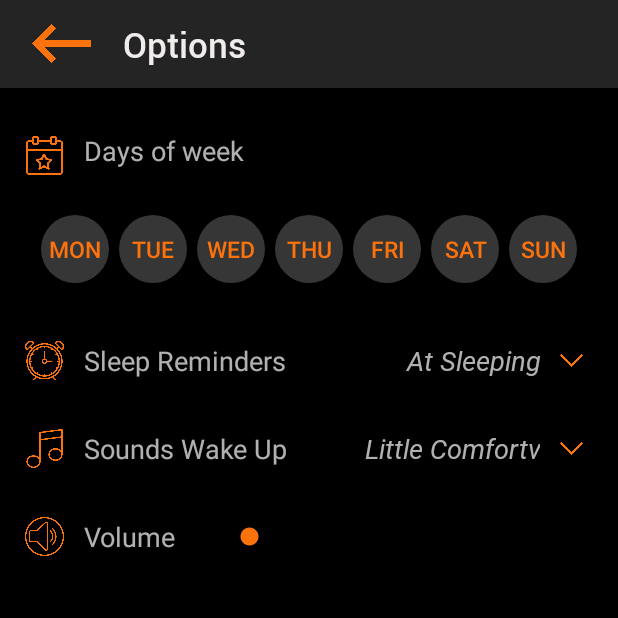
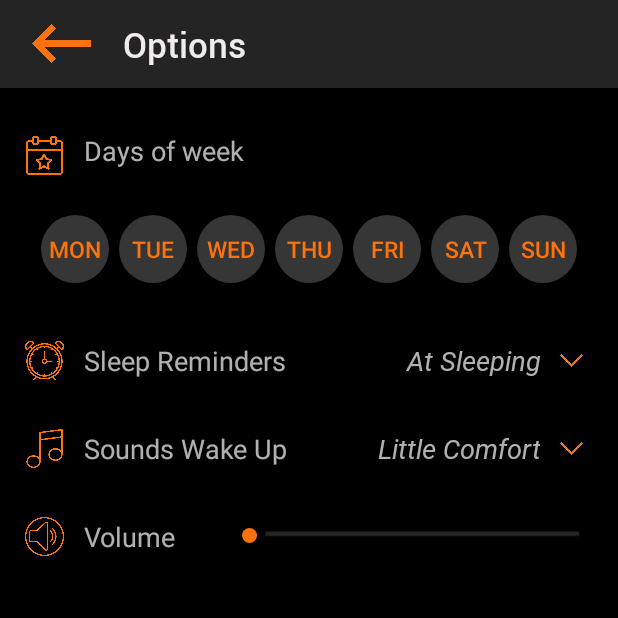
Before and after one commit to phantienthinh/TimeSleep, an Android app: the SettingActivity screen opened directly, with no data from a screen before it, on a phone screen of 412 x 824 dp, the top half of it. Run offline under Robolectric (Android 15) with nearby library versions, the phone set to English and light mode, and no system bars; our stand-ins replace sdp/ssp sizes.

Commit message:
update 8/8/2018

```diff
--- a/app/src/main/java/com/example/tienthinh/timesleep/MainActivity.java
+++ b/app/src/main/java/com/example/tienthinh/timesleep/MainActivity.java
@@ -20,16 +20,17 @@ import android.widget.ImageView;
 import android.widget.TextView;
 import android.widget.Toast;
 
-import com.example.tienthinh.timesleep.recevers.AlarmRecever;
-import com.example.tienthinh.timesleep.recevers.AlarmReceverWakeUp;
 import com.example.tienthinh.timesleep.fragments.FragmentOne;
 import com.example.tienthinh.timesleep.fragments.FragmentThree;
 import com.example.tienthinh.timesleep.fragments.FragmentTwo;
 import com.example.tienthinh.timesleep.models.SharedPreferencesManager;
+import com.example.tienthinh.timesleep.recevers.AlarmRecever;
+import com.example.tienthinh.timesleep.recevers.AlarmReceverWakeUp;
 
 import java.util.Calendar;
 
 public class MainActivity extends AppCompatActivity {
+    private boolean dem;
     long timeMondayWakeUp, timeTuesdayWakeUp, timeWednesdayWakeUp, timeThursdayWakeUp, timeFridayWakeUp, timeSaturdayWakeUp, timeSundayWakeUp;
     private static final String KEYSLEEP = "KEY";
     private static final String KEYSLEEPWAKEUP = "KEYWU";
@@ -126,6 +127,15 @@ public class MainActivity extends AppCompatActivity {
         createAlarmService();
         khoiTaoBroadCast();
         createWakeLock();
+        Intent intent = getIntent();
+        dem =intent.getBooleanExtra("go_app",false);
+
+        if (dem==true){
+           dem=false;
+           Intent intent1 = new Intent("go_app1");
+           sendBroadcast(intent1);
+        }
+
         //lấy thứ
         Calendar calendar = Calendar.getInstance();
         date = calendar.get(Calendar.DAY_OF_WEEK);
@@ -384,12 +394,18 @@ public class MainActivity extends AppCompatActivity {
 
 
                         break;
+                    case "go_app":
+                        Log.e(TAG,"ok=))))))))))))" );
+                        intent = new Intent("go_app");
+                        context.sendBroadcast(intent);
+                        break;
                 }
             }
         };
         filter = new IntentFilter();
         filter.addAction("TimeSleepActivity");
         filter.addAction("TimeWakeUpActivity");
+        filter.addAction("go_app");
         MainActivity.this.registerReceiver(receiver, filter);
     }
 
--- a/app/src/main/java/com/example/tienthinh/timesleep/SettingActivity.java
+++ b/app/src/main/java/com/example/tienthinh/timesleep/SettingActivity.java
@@ -666,6 +666,7 @@ public class SettingActivity extends AppCompatActivity implements View.OnClickLi
         Typeface typeface1 = Typeface.createFromAsset(getAssets(),"fonts/Roboto-Italic.ttf");
         txtSound.setTypeface(typeface1);
         seekBar = (SeekBar) findViewById(R.id.seekbar);
+//        seekBar.setback
         btn_t2 = findViewById(R.id.btn_t2);
         btn_t3 = findViewById(R.id.btn_t3);
         btn_t4 = findViewById(R.id.btn_t4);
--- a/app/src/main/java/com/example/tienthinh/timesleep/models/SharedPreferencesManager.java
+++ b/app/src/main/java/com/example/tienthinh/timesleep/models/SharedPreferencesManager.java
@@ -3,6 +3,7 @@ package com.example.tienthinh.timesleep.models;
 import android.content.Context;
 import android.content.SharedPreferences;
 import android.preference.PreferenceManager;
+import android.util.Log;
 
 import com.example.tienthinh.timesleep.R;
 
@@ -50,7 +51,7 @@ public class SharedPreferencesManager {
     }
 
     public static String getTenBaiHat(Context context) {
-        return PreferenceManager.getDefaultSharedPreferences(context).getString("KEY_BH", "Little Comfortv");
+        return PreferenceManager.getDefaultSharedPreferences(context).getString("KEY_BH", "Little Comfort");
     }
 
     public static void setPositionSound(Context context, int is) {
@@ -278,6 +279,7 @@ public class SharedPreferencesManager {
     }
     public static void setT5(Context context, float is) {
         SharedPreferences preferences = PreferenceManager.getDefaultSharedPreferences(context);
+        Log.e("abc", is+"");
         preferences.edit().putFloat("KEY_T5", is).apply();
     }
 
--- a/app/src/main/java/com/example/tienthinh/timesleep/services/MyServices.java
+++ b/app/src/main/java/com/example/tienthinh/timesleep/services/MyServices.java
@@ -232,6 +232,14 @@ public class MyServices extends Service {
                         stopSelf();
                         }
                         break;
+                    case "go_app1":
+                        try {
+                            notificationManager.cancel(notificationId);
+                        }
+                        catch (Exception e){
+
+                        }
+                        break;
                 }
             }
         };
@@ -239,6 +247,7 @@ public class MyServices extends Service {
         filter.addAction("replace");
         filter.addAction("cancel");
         filter.addAction("turnoffScreen");
+        filter.addAction("go_app1");
         getBaseContext().registerReceiver(receiver, filter);
 
         return START_NOT_STICKY;
@@ -270,6 +279,7 @@ public class MyServices extends Service {
     private void khoiTaoNoification() {
         checkTime();
         String channelId = "channel-01";
+        notificationManager = (NotificationManager) getSystemService(NOTIFICATION_SERVICE);
         if (Build.VERSION.SDK_INT >= Build.VERSION_CODES.O) {
 
         } else {
@@ -279,27 +289,21 @@ public class MyServices extends Service {
                 .setSmallIcon(R.mipmap.ic_launcher_round)
                 .setVisibility(NotificationCompat.VISIBILITY_PUBLIC)
                 .setChannelId(channelId)
-                .setAutoCancel(false)
+                .setAutoCancel(true)
                 .setPriority(NotificationCompat.PRIORITY_MAX)
                 .setSound(alarmSound)
                 .setContentTitle(this.getResources().getString(R.string.nhac_nho))
                 .setContentText(text);
 
-
+        builder.build().flags |= Notification.FLAG_AUTO_CANCEL;
         notification = builder.build();
-        notification.flags = Notification.FLAG_AUTO_CANCEL;
 //        notification.flags |= Notification.FLAG_ONGOING_EVENT;
 
         remoteViewsSleep = new RemoteViews(getPackageName(),R.layout.custom_notification_sleep);
         notification.contentView = remoteViewsSleep;
 
-
-        notificationManager = (NotificationManager) getSystemService(NOTIFICATION_SERVICE);
-
         String channelName = "Channel Name";
         int importance = NotificationManager.IMPORTANCE_HIGH;
-
-
 
         remoteViewsSleep.setTextViewText(R.id.tv_noti_sleep,text);
 
@@ -318,6 +322,7 @@ public class MyServices extends Service {
 
         String s = "go_app";
         Intent go_app = new Intent(getBaseContext(), MainActivity.class);
+        go_app.putExtra("go_app",true);
         go_app.setFlags(go_app.FLAG_ACTIVITY_CLEAR_TOP|Intent.FLAG_ACTIVITY_CLEAR_TASK);
 
         PendingIntent pendingIntent = PendingIntent.getActivity(this,1234,go_app,PendingIntent.FLAG_UPDATE_CURRENT);
--- /dev/null
+++ b/app/src/main/res/drawable/custom_seekbar.xml
@@ -0,0 +1,10 @@
+<layer-list xmlns:android="http://schemas.android.com/apk/res/android" >
+
+    <item
+        android:id="@android:id/background"
+        android:drawable="@drawable/bg_volume"/>
+    <item android:id="@android:id/progress">
+        <clip android:drawable="@drawable/bg_volume_orange" />
+    </item>
+
+</layer-list>
--- /dev/null
+++ b/app/src/main/res/drawable/custom_thumb.xml
@@ -0,0 +1,13 @@
+<shape xmlns:android="http://schemas.android.com/apk/res/android"
+    android:shape="oval" >
+
+    <gradient
+        android:angle="270"
+        android:endColor="@color/textWakeUp"
+        android:startColor="@color/textWakeUp" />
+
+    <size
+        android:height="10dp"
+        android:width="10dp" />
+
+</shape>
--- a/app/src/main/res/layout/activity_setting.xml
+++ b/app/src/main/res/layout/activity_setting.xml
@@ -93,66 +93,66 @@
             android:orientation="horizontal">
 
             <Button
-                android:textSize="@dimen/_12sdp"
                 android:id="@+id/btn_t2"
                 android:layout_width="@dimen/_35sdp"
                 android:layout_height="@dimen/_35sdp"
                 android:background="@drawable/custom_toggle"
-                android:text="@string/mon" />
+                android:text="@string/mon"
+                android:textSize="@dimen/_12sdp" />
 
             <Button
-                android:textSize="@dimen/_12sdp"
                 android:id="@+id/btn_t3"
                 android:layout_width="@dimen/_35sdp"
                 android:layout_height="@dimen/_35sdp"
                 android:layout_marginLeft="@dimen/_5sdp"
                 android:background="@drawable/custom_toggle"
-                android:text="@string/tue" />
+                android:text="@string/tue"
+                android:textSize="@dimen/_12sdp" />
 
             <Button
-                android:textSize="@dimen/_12sdp"
                 android:id="@+id/btn_t4"
                 android:layout_width="@dimen/_35sdp"
                 android:layout_height="@dimen/_35sdp"
                 android:layout_marginLeft="@dimen/_5sdp"
                 android:background="@drawable/custom_toggle"
-                android:text="@string/wed" />
+                android:text="@string/wed"
+                android:textSize="@dimen/_12sdp" />
 
             <Button
-                android:textSize="@dimen/_12sdp"
                 android:id="@+id/btn_t5"
                 android:layout_width="@dimen/_35sdp"
                 android:layout_height="@dimen/_35sdp"
                 android:layout_marginLeft="@dimen/_5sdp"
                 android:background="@drawable/custom_toggle"
-                android:text="@string/thu" />
+                android:text="@string/thu"
+                android:textSize="@dimen/_12sdp" />
 
             <Button
-                android:textSize="@dimen/_12sdp"
                 android:id="@+id/btn_t6"
                 android:layout_width="@dimen/_35sdp"
                 android:layout_height="@dimen/_35sdp"
                 android:layout_marginLeft="@dimen/_5sdp"
                 android:background="@drawable/custom_toggle"
-                android:text="@string/fri" />
+                android:text="@string/fri"
+                android:textSize="@dimen/_12sdp" />
 
             <Button
-                android:textSize="@dimen/_12sdp"
                 android:id="@+id/btn_t7"
                 android:layout_width="@dimen/_35sdp"
                 android:layout_height="@dimen/_35sdp"
                 android:layout_marginLeft="@dimen/_5sdp"
                 android:background="@drawable/custom_toggle"
-                android:text="@string/sat" />
+                android:text="@string/sat"
+                android:textSize="@dimen/_12sdp" />
 
             <Button
-                android:textSize="@dimen/_12sdp"
                 android:id="@+id/btn_cn"
                 android:layout_width="@dimen/_35sdp"
                 android:layout_height="@dimen/_35sdp"
                 android:layout_marginLeft="@dimen/_5sdp"
                 android:background="@drawable/custom_toggle"
-                android:text="@string/sun" />
+                android:text="@string/sun"
+                android:textSize="@dimen/_12sdp" />
 
 
         </LinearLayout>
@@ -231,7 +231,7 @@
                 android:layout_width="0dp"
                 android:layout_height="match_parent"
                 android:layout_marginLeft="@dimen/_5sdp"
-                android:layout_weight="1.2">
+                android:layout_weight="1.15">
 
                 <ImageView
                     android:layout_width="@dimen/_20sdp"
@@ -255,17 +255,18 @@
                 android:layout_width="0dp"
                 android:layout_height="match_parent"
                 android:layout_gravity="right"
-                android:layout_weight="0.8"
+                android:layout_weight="0.85"
                 android:gravity="right|center"
                 android:orientation="horizontal">
 
                 <TextView
+                    android:paddingLeft="@dimen/_20sdp"
                     android:id="@+id/textView_music"
-                    android:layout_width="118dp"
+                    android:layout_width="match_parent"
                     android:layout_height="match_parent"
                     android:layout_gravity="center"
                     android:gravity="center|right"
-                    android:lines="1"
+                    android:singleLine="true"
                     android:text="Dậy Sớm "
                     android:textColor="@color/textColor"
                     android:textSize="@dimen/_14sdp" />
@@ -313,7 +314,9 @@
                 android:layout_height="wrap_content"
                 android:layout_gravity="center"
                 android:layout_weight="7"
-                android:theme="@style/MySeekBarTheme" />
+                android:thumb="@drawable/custom_thumb"
+                android:progressDrawable="@drawable/custom_seekbar"
+                 />
 
         </LinearLayout>
 
--- a/app/src/main/res/values/styles.xml
+++ b/app/src/main/res/values/styles.xml
@@ -5,7 +5,7 @@
         <!-- Customize your theme here. -->
         <item name="colorPrimary">@color/colorPrimary</item>
         <item name="colorPrimaryDark">@color/colorPrimaryDark</item>
-        <item name="colorAccent">@color/colorAccent</item>
+        <item name="colorAccent">@color/textWakeUp</item>
     </style>
     <style name="MySeekBarTheme" parent="Widget.AppCompat.SeekBar" >
         <item name="colorAccent">@color/textWakeUp</item>
```
Also changed, not shown: app/src/main/res/drawable/bg_volume.jpg (added), app/src/main/res/drawable/bg_volume_orange.jpg (added).
